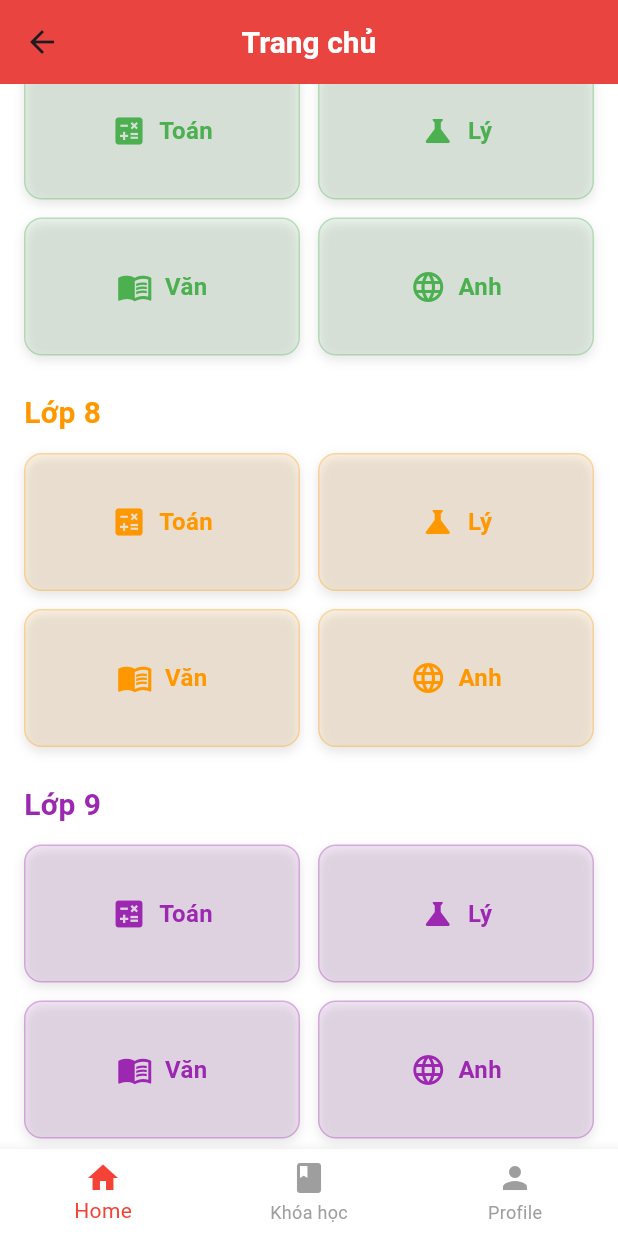
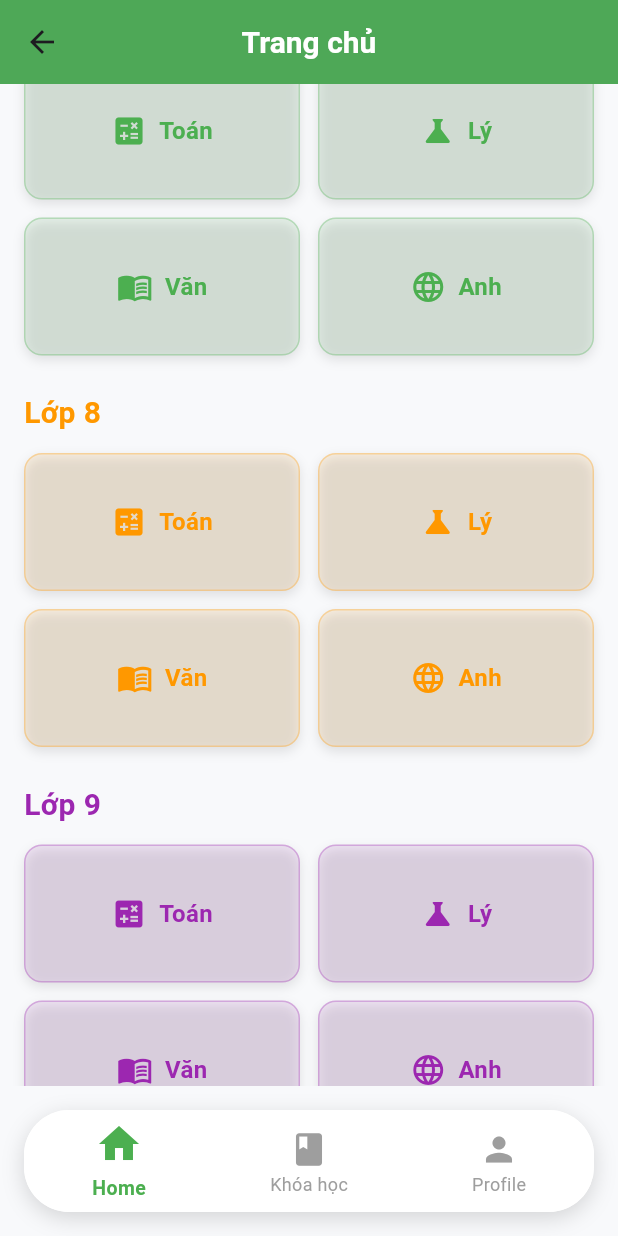
Before and after one commit to ahntuan0111/test_ElearningProject, a Flutter app: the MainScreen screen opened by its route, scrolled down 576 dp, on a phone screen of 412 x 824 dp. Run offline on Flutter 3.47's test engine with Material 3 defaults, Android fonts, the phone set to English and light mode, and no system bars; our stand-ins replace get, shared_preferences; accounts and stored records are empty.

Commit message:
second commit

```diff
--- a/lib/app/routes/app_pages.dart
+++ b/lib/app/routes/app_pages.dart
@@ -5,6 +5,7 @@ import '../screens/register_screen.dart';
 import '../screens/main_screen.dart';
 import '../screens/subject_detail_screen.dart';
 import '../screens/theory_screen.dart';
+import '../screens/lesson_detail_screen.dart';
 import 'app_routes.dart';
 
 class AppPages {
@@ -27,7 +28,10 @@ class AppPages {
     GetPage(
       name: AppRoutes.subjectDetail,
       page: () => SubjectDetailScreen(
-          grade: Get.arguments['grade'], subject: Get.arguments['subject']),
+        grade: Get.arguments['grade'],
+        subject: Get.arguments['subject'],
+      ),
+      transition: Transition.rightToLeftWithFade,
     ),
     GetPage(
       name: AppRoutes.course,
@@ -42,6 +46,15 @@ class AppPages {
       ),
       transition: Transition.fadeIn,
     ),
-
+    // ✅ Thêm route mới cho LessonDetailScreen
+    GetPage(
+      name: AppRoutes.lessonDetail,
+      page: () => LessonDetailScreen(
+        lessonTitle: Get.arguments['lessonTitle'],
+        content: Get.arguments['content'],
+        videoUrl: Get.arguments['videoUrl'],
+      ),
+      transition: Transition.cupertino,
+    ),
   ];
 }
--- a/lib/app/routes/app_routes.dart
+++ b/lib/app/routes/app_routes.dart
@@ -5,4 +5,5 @@ class AppRoutes {
   static const subjectDetail = '/subject_detail';
   static const course = '/course';
   static const theory = '/theory';
+  static const lessonDetail = '/lesson_detail';
 }
--- a/lib/app/screens/main_screen.dart
+++ b/lib/app/screens/main_screen.dart
@@ -26,26 +26,103 @@ class MainScreen extends StatelessWidget {
     "Profile",
   ];
 
+  final Color primaryGreen = const Color(0xFF4CAF50);
+
   @override
   Widget build(BuildContext context) {
     return Obx(() => Scaffold(
+      backgroundColor: const Color(0xFFF8F9FB),
       appBar: AppBar(
-        title: Text(titles[mainController.currentIndex.value]),
-        backgroundColor: Colors.red,
+        title: Text(
+          titles[mainController.currentIndex.value],
+          style: const TextStyle(
+            fontWeight: FontWeight.bold,
+            fontSize: 20,
+          ),
+        ),
+        backgroundColor: primaryGreen,
         centerTitle: true,
+        elevation: 3,
       ),
       body: screens[mainController.currentIndex.value],
-      bottomNavigationBar: BottomNavigationBar(
-        currentIndex: mainController.currentIndex.value,
-        onTap: (index) => mainController.changeTab(index),
-        selectedItemColor: Colors.red,
-        unselectedItemColor: Colors.grey,
-        items: const [
-          BottomNavigationBarItem(icon: Icon(Icons.home), label: "Home"),
-          BottomNavigationBarItem(icon: Icon(Icons.book), label: "Khóa học"),
-          BottomNavigationBarItem(icon: Icon(Icons.person), label: "Profile"),
-        ],
+
+      /// BOTTOM NAVIGATION FLOATING ROUNDED STYLE
+      bottomNavigationBar: Padding(
+        padding: const EdgeInsets.all(16.0),
+        child: Container(
+          decoration: BoxDecoration(
+            color: Colors.white,
+            borderRadius: BorderRadius.circular(30),
+            boxShadow: [
+              BoxShadow(
+                color: Colors.black.withOpacity(0.15),
+                blurRadius: 12,
+                offset: const Offset(0, 4),
+              ),
+            ],
+          ),
+          child: ClipRRect(
+            borderRadius: BorderRadius.circular(30),
+            child: BottomNavigationBar(
+              type: BottomNavigationBarType.fixed,
+              backgroundColor: Colors.white,
+              currentIndex: mainController.currentIndex.value,
+              onTap: (index) => mainController.changeTab(index),
+              selectedItemColor: primaryGreen,
+              unselectedItemColor: Colors.grey,
+              selectedLabelStyle: const TextStyle(
+                fontWeight: FontWeight.bold,
+                fontSize: 13,
+              ),
+              unselectedLabelStyle: const TextStyle(
+                fontSize: 12,
+              ),
+              iconSize: 28,
+              elevation: 0,
+              items: [
+                _buildAnimatedItem(
+                  icon: Icons.home,
+                  label: "Home",
+                  isSelected: mainController.currentIndex.value == 0,
+                ),
+                _buildAnimatedItem(
+                  icon: Icons.book,
+                  label: "Khóa học",
+                  isSelected: mainController.currentIndex.value == 1,
+                ),
+                _buildAnimatedItem(
+                  icon: Icons.person,
+                  label: "Profile",
+                  isSelected: mainController.currentIndex.value == 2,
+                ),
+              ],
+            ),
+          ),
+        ),
       ),
     ));
   }
+
+  /// CUSTOM BOTTOM NAVIGATION ITEM WITH ANIMATION
+  BottomNavigationBarItem _buildAnimatedItem({
+    required IconData icon,
+    required String label,
+    required bool isSelected,
+  }) {
+    return BottomNavigationBarItem(
+      icon: AnimatedContainer(
+        duration: const Duration(milliseconds: 250),
+        curve: Curves.easeInOut,
+        padding: EdgeInsets.only(
+          top: isSelected ? 0 : 4,
+          bottom: isSelected ? 4 : 0,
+        ),
+        child: Icon(
+          icon,
+          size: isSelected ? 32 : 26,
+        ),
+      ),
+      label: label,
+    );
+  }
 }
--- a/lib/app/themes/app_themes.dart
+++ b/lib/app/themes/app_themes.dart
@@ -45,7 +45,7 @@ class AppThemes {
   static final darkTheme = ThemeData(
     brightness: Brightness.dark,
     primarySwatch: Colors.deepPurple,
-    scaffoldBackgroundColor: const Color(0xFF121212),
+    scaffoldBackgroundColor: const Color(0xFF1E1E1E),
     appBarTheme: const AppBarTheme(
       backgroundColor: Colors.deepPurple,
       titleTextStyle: TextStyle(
--- a/pubspec.yaml
+++ b/pubspec.yaml
@@ -36,10 +36,13 @@ dependencies:
   cupertino_icons: ^1.0.8
   get: ^4.7.2
   shared_preferences: ^2.5.3
+  chewie: ^1.12.1
+  video_player: ^2.10.0
 
 dev_dependencies:
   flutter_test:
     sdk: flutter
+
 
   # The "flutter_lints" package below contains a set of recommended lints to
   # encourage good coding practices. The lint set provided by the package is
```
Also changed, not shown: assets/toan_6.json (+165 -33 lines), lib/app/controllers/theory_controller.dart (+21 -8 lines), lib/app/model/theory_model.dart (+13 -3 lines), lib/app/screens/theory_screen.dart (+27 -22 lines), pubspec.lock, 2 other files.
